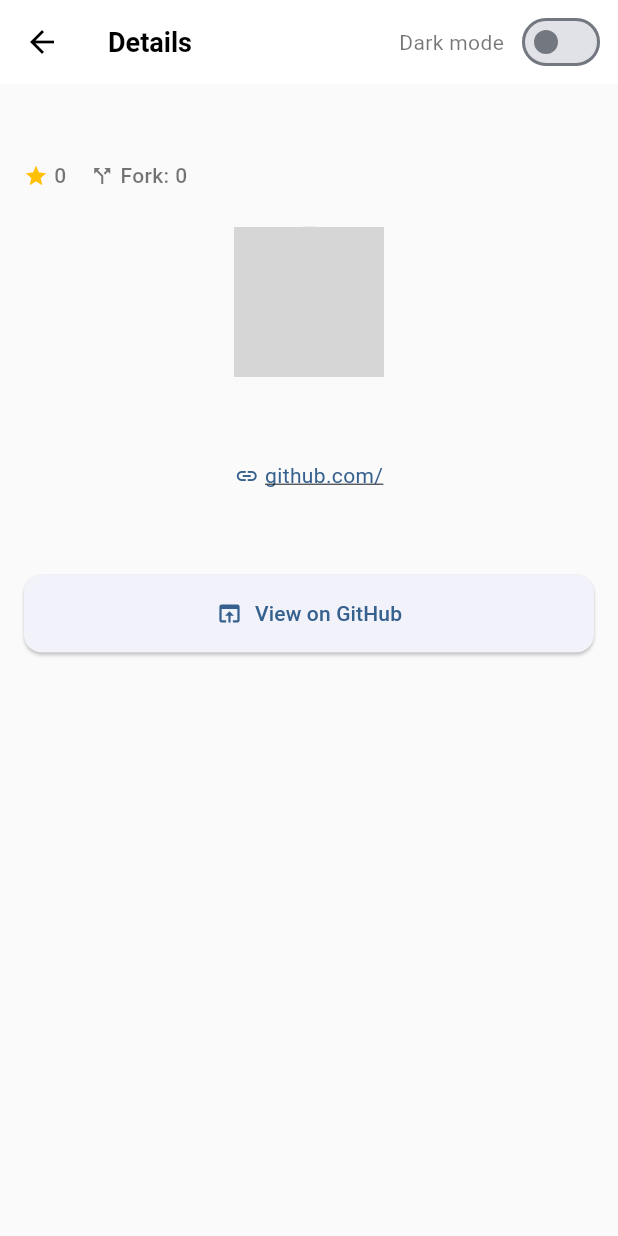
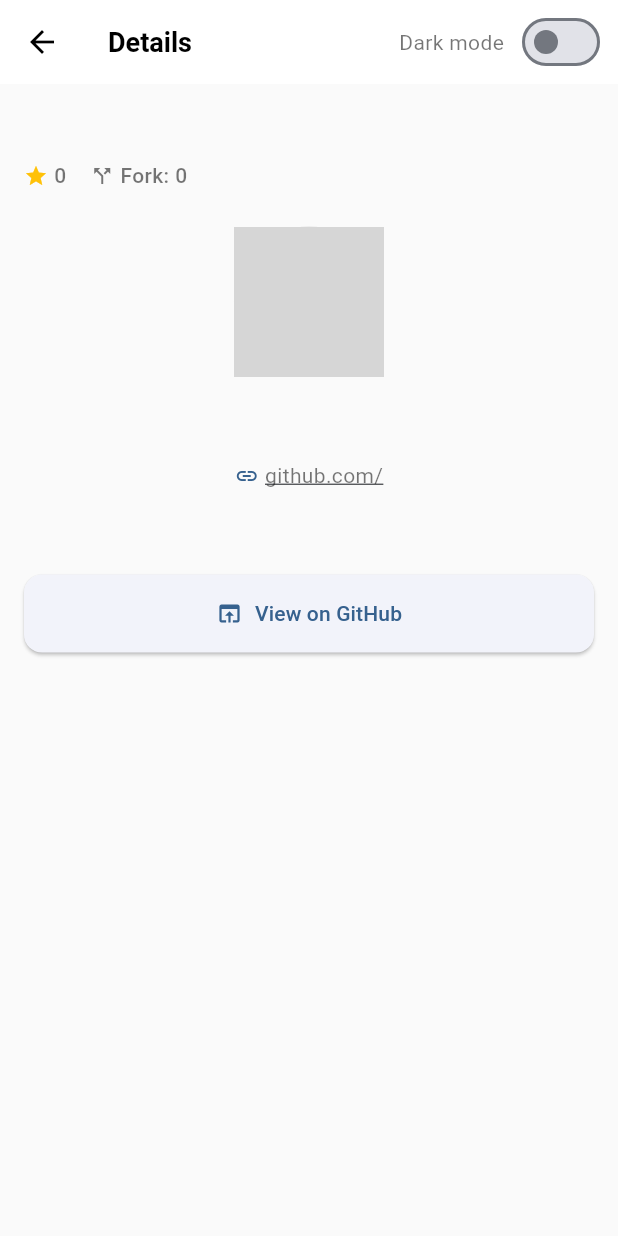
Before and after one commit to rieadaits/github_flutter_task, a Flutter app: the RepositoryDetailsPage screen opened directly with empty values, on a phone screen of 412 x 824 dp. Run offline on Flutter 3.47's test engine with Material 3 defaults, Android fonts, the phone set to English and light mode, and no system bars; our stand-ins replace dartz, equatable, flutter_bloc, fluttertoast, get_it, internet_connection_checker and 4 more; accounts and stored records are empty; network calls fail; statements that could not run were skipped; grey boxes are pictures that could not be loaded.

Commit message:
solved minor issue on github url show text for dark theme

```diff
--- a/lib/features/github_repos/presentation/pages/repository_details_page.dart
+++ b/lib/features/github_repos/presentation/pages/repository_details_page.dart
@@ -198,7 +198,6 @@
                         Text(
                           'github.com/${repository.ownerName}',
                           style: Theme.of(context).textTheme.bodyMedium?.copyWith(
-                            color: Theme.of(context).primaryColor,
                             decoration: TextDecoration.underline,
                           ),
                         ),
```
